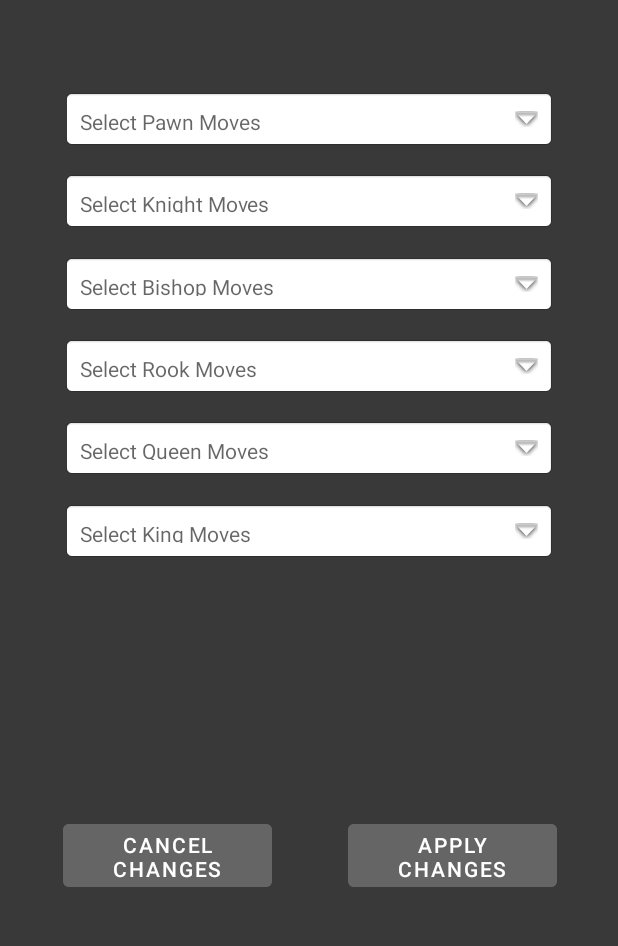
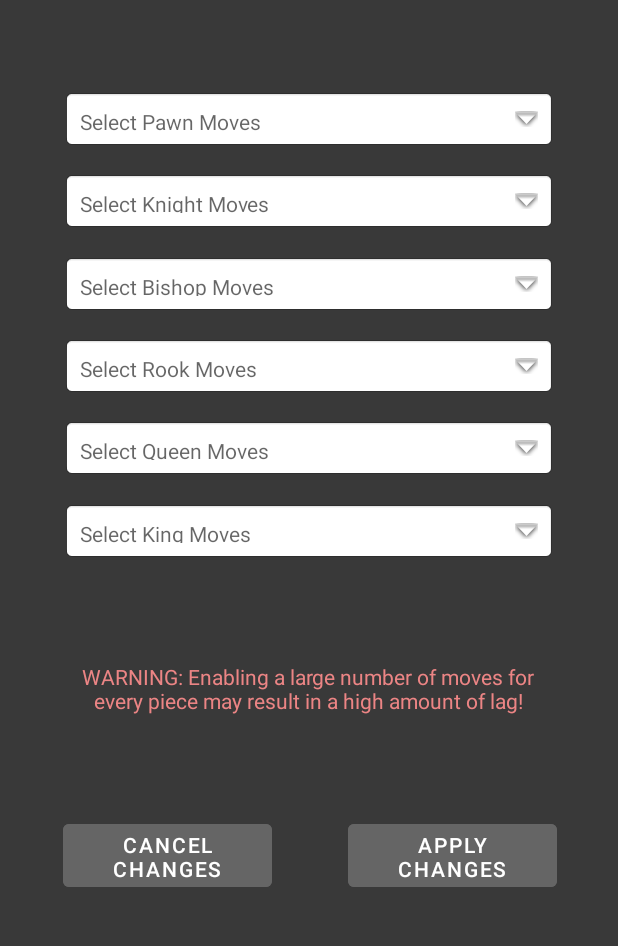
Before and after one commit to scarlettp1619/Free-Chess, an Android app: the SettingsActivity screen opened directly, with no data from a screen before it, on a phone screen of 412 x 824 dp, the part 285-1231 px from its top. Run offline under Robolectric (Android 15) with nearby library versions, the phone set to English and light mode, and no system bars.

Commit message:
warning text
spooky

```diff
--- a/app/src/main/res/layout/activity_settings.xml
+++ b/app/src/main/res/layout/activity_settings.xml
@@ -178,4 +178,20 @@
         app:layout_constraintTop_toTopOf="parent"
         app:layout_constraintVertical_bias="0.598" />
 
+    <TextView
+        android:id="@+id/textView3"
+        android:layout_width="308dp"
+        android:layout_height="36dp"
+        android:gravity="center"
+        android:text="WARNING: Enabling a large number of moves for every piece may result in a high amount of lag!"
+        android:textColor="#EC8585"
+        app:layout_constraintBottom_toBottomOf="parent"
+        app:layout_constraintEnd_toEndOf="parent"
+        app:layout_constraintHorizontal_bias="0.495"
+        app:layout_constraintLeft_toLeftOf="parent"
+        app:layout_constraintRight_toRightOf="parent"
+        app:layout_constraintStart_toStartOf="parent"
+        app:layout_constraintTop_toTopOf="parent"
+        app:layout_constraintVertical_bias="0.801" />
+
 </androidx.constraintlayout.widget.ConstraintLayout>
```
